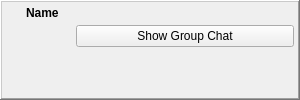
Above: retroshare-gui/src/gui/toaster/GroupChatToaster.ui from RetroShare/RetroShare before the change. Below: the same form after it.
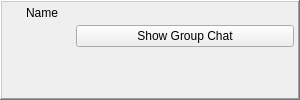
That is the form after the change. Icons and pictures are not drawn. Custom widgets are drawn as their Qt base class.

Commit message: Moved font size definitions from ui files to default qss. Added new base class StyledLabel to emulate the missing font-size by factor in qss.

```diff
--- a/retroshare-gui/src/gui/toaster/GroupChatToaster.ui
+++ b/retroshare-gui/src/gui/toaster/GroupChatToaster.ui
@@ -79,13 +79,6 @@
         </item>
         <item>
          <widget class="QLabel" name="toasterLabel">
-          <property name="font">
-           <font>
-            <pointsize>9</pointsize>
-            <weight>75</weight>
-            <bold>true</bold>
-           </font>
-          </property>
           <property name="text">
            <string notr="true">Name</string>
           </property>
```
The commit also changes 41 other files.
